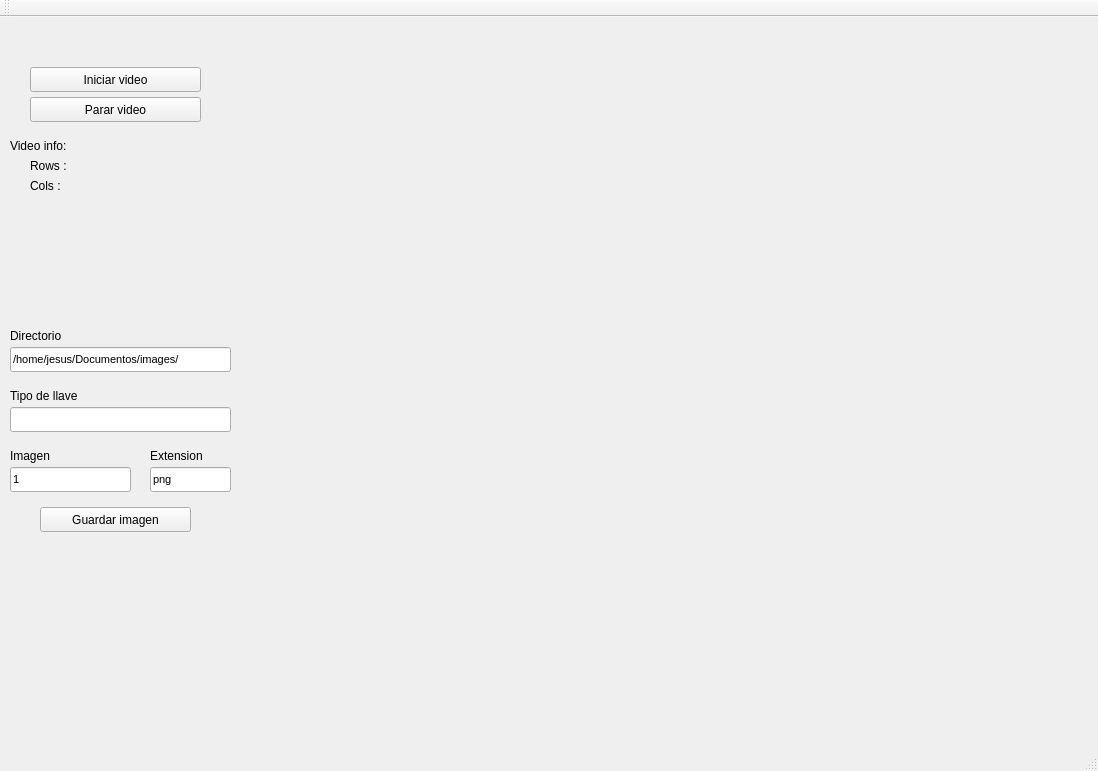
Before: the Qt Designer form mainwindow.ui in vLabayen/giltzacls, drawn with Qt 5.
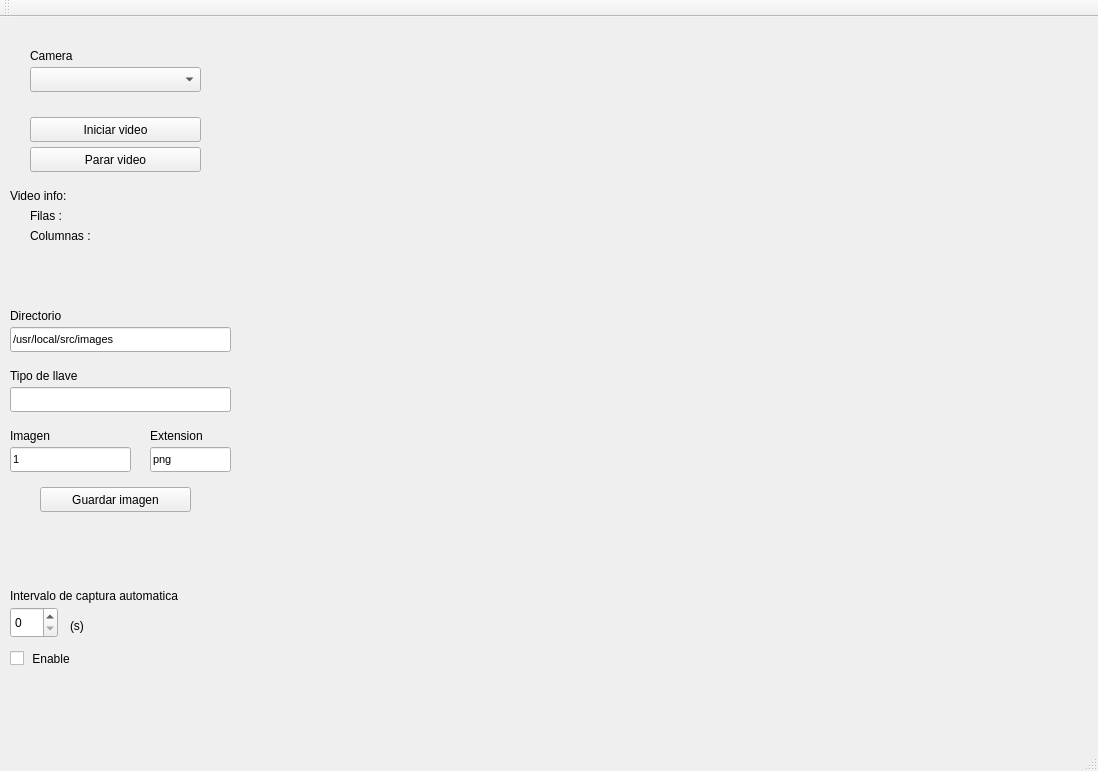
After: the same form once the commit is applied.

Commit message: autocaptura y listado de camaras

Patch:
```diff
--- a/mainwindow.ui
+++ b/mainwindow.ui
@@ -18,7 +18,7 @@
     <property name="geometry">
      <rect>
       <x>30</x>
-      <y>50</y>
+      <y>100</y>
       <width>171</width>
       <height>25</height>
      </rect>
@@ -31,7 +31,7 @@
     <property name="geometry">
      <rect>
       <x>10</x>
-      <y>450</y>
+      <y>430</y>
       <width>121</width>
       <height>25</height>
      </rect>
@@ -49,25 +49,25 @@
     <property name="geometry">
      <rect>
       <x>10</x>
-      <y>330</y>
-      <width>221</width>
-      <height>25</height>
-     </rect>
-    </property>
-    <property name="font">
-     <font>
-      <pointsize>8</pointsize>
-     </font>
-    </property>
-    <property name="text">
-     <string>/home/jesus/Documentos/images/</string>
-    </property>
-   </widget>
-   <widget class="QLabel" name="label_2">
-    <property name="geometry">
-     <rect>
-      <x>10</x>
       <y>310</y>
+      <width>221</width>
+      <height>25</height>
+     </rect>
+    </property>
+    <property name="font">
+     <font>
+      <pointsize>8</pointsize>
+     </font>
+    </property>
+    <property name="text">
+     <string>/usr/local/src/images</string>
+    </property>
+   </widget>
+   <widget class="QLabel" name="label_2">
+    <property name="geometry">
+     <rect>
+      <x>10</x>
+      <y>290</y>
       <width>71</width>
       <height>17</height>
      </rect>
@@ -80,7 +80,7 @@
     <property name="geometry">
      <rect>
       <x>10</x>
-      <y>430</y>
+      <y>410</y>
       <width>71</width>
       <height>17</height>
      </rect>
@@ -93,7 +93,7 @@
     <property name="geometry">
      <rect>
       <x>40</x>
-      <y>490</y>
+      <y>470</y>
       <width>151</width>
       <height>25</height>
      </rect>
@@ -106,7 +106,7 @@
     <property name="geometry">
      <rect>
       <x>10</x>
-      <y>120</y>
+      <y>170</y>
       <width>81</width>
       <height>17</height>
      </rect>
@@ -119,43 +119,43 @@
     <property name="geometry">
      <rect>
       <x>30</x>
-      <y>140</y>
+      <y>190</y>
       <width>161</width>
       <height>17</height>
      </rect>
     </property>
     <property name="text">
-     <string>Rows :</string>
+     <string>Filas :</string>
     </property>
    </widget>
    <widget class="QLabel" name="colsInfo_label">
     <property name="geometry">
      <rect>
       <x>30</x>
-      <y>160</y>
+      <y>210</y>
       <width>161</width>
       <height>17</height>
      </rect>
     </property>
     <property name="text">
-     <string>Cols :</string>
+     <string>Columnas :</string>
     </property>
    </widget>
    <widget class="QLineEdit" name="keyInput_lineEdit">
     <property name="geometry">
      <rect>
       <x>10</x>
-      <y>390</y>
-      <width>221</width>
-      <height>25</height>
-     </rect>
-    </property>
-   </widget>
-   <widget class="QLabel" name="label_5">
-    <property name="geometry">
-     <rect>
-      <x>10</x>
       <y>370</y>
+      <width>221</width>
+      <height>25</height>
+     </rect>
+    </property>
+   </widget>
+   <widget class="QLabel" name="label_5">
+    <property name="geometry">
+     <rect>
+      <x>10</x>
+      <y>350</y>
       <width>101</width>
       <height>17</height>
      </rect>
@@ -168,7 +168,7 @@
     <property name="geometry">
      <rect>
       <x>30</x>
-      <y>80</y>
+      <y>130</y>
       <width>171</width>
       <height>25</height>
      </rect>
@@ -211,7 +211,7 @@
     <property name="geometry">
      <rect>
       <x>150</x>
-      <y>450</y>
+      <y>430</y>
       <width>81</width>
       <height>25</height>
      </rect>
@@ -229,7 +229,7 @@
     <property name="geometry">
      <rect>
       <x>150</x>
-      <y>430</y>
+      <y>410</y>
       <width>71</width>
       <height>17</height>
      </rect>
@@ -242,7 +242,7 @@
     <property name="geometry">
      <rect>
       <x>20</x>
-      <y>530</y>
+      <y>500</y>
       <width>191</width>
       <height>17</height>
      </rect>
@@ -261,6 +261,94 @@
      <set>Qt::AlignCenter</set>
     </property>
    </widget>
+   <widget class="QComboBox" name="cameraDropdown_comboBox">
+    <property name="geometry">
+     <rect>
+      <x>30</x>
+      <y>50</y>
+      <width>171</width>
+      <height>25</height>
+     </rect>
+    </property>
+   </widget>
+   <widget class="QLabel" name="label">
+    <property name="geometry">
+     <rect>
+      <x>30</x>
+      <y>30</y>
+      <width>67</width>
+      <height>17</height>
+     </rect>
+    </property>
+    <property name="text">
+     <string>Camera</string>
+    </property>
+   </widget>
+   <widget class="QLabel" name="label_7">
+    <property name="geometry">
+     <rect>
+      <x>10</x>
+      <y>570</y>
+      <width>221</width>
+      <height>17</height>
+     </rect>
+    </property>
+    <property name="text">
+     <string>Intervalo de captura automatica</string>
+    </property>
+   </widget>
+   <widget class="QSpinBox" name="autocaptureInterval_spinBox">
+    <property name="geometry">
+     <rect>
+      <x>10</x>
+      <y>590</y>
+      <width>48</width>
+      <height>31</height>
+     </rect>
+    </property>
+   </widget>
+   <widget class="QCheckBox" name="autocapture_checkBox">
+    <property name="geometry">
+     <rect>
+      <x>10</x>
+      <y>630</y>
+      <width>92</width>
+      <height>23</height>
+     </rect>
+    </property>
+    <property name="text">
+     <string> Enable</string>
+    </property>
+   </widget>
+   <widget class="QLabel" name="label_8">
+    <property name="geometry">
+     <rect>
+      <x>70</x>
+      <y>600</y>
+      <width>67</width>
+      <height>17</height>
+     </rect>
+    </property>
+    <property name="text">
+     <string>(s)</string>
+    </property>
+   </widget>
+   <widget class="QLabel" name="autoCaptureDisplay_label">
+    <property name="geometry">
+     <rect>
+      <x>10</x>
+      <y>660</y>
+      <width>211</width>
+      <height>17</height>
+     </rect>
+    </property>
+    <property name="text">
+     <string/>
+    </property>
+    <property name="alignment">
+     <set>Qt::AlignCenter</set>
+    </property>
+   </widget>
   </widget>
   <widget class="QMenuBar" name="menuBar">
    <property name="geometry">
```
The commit also changes 2 other files.
